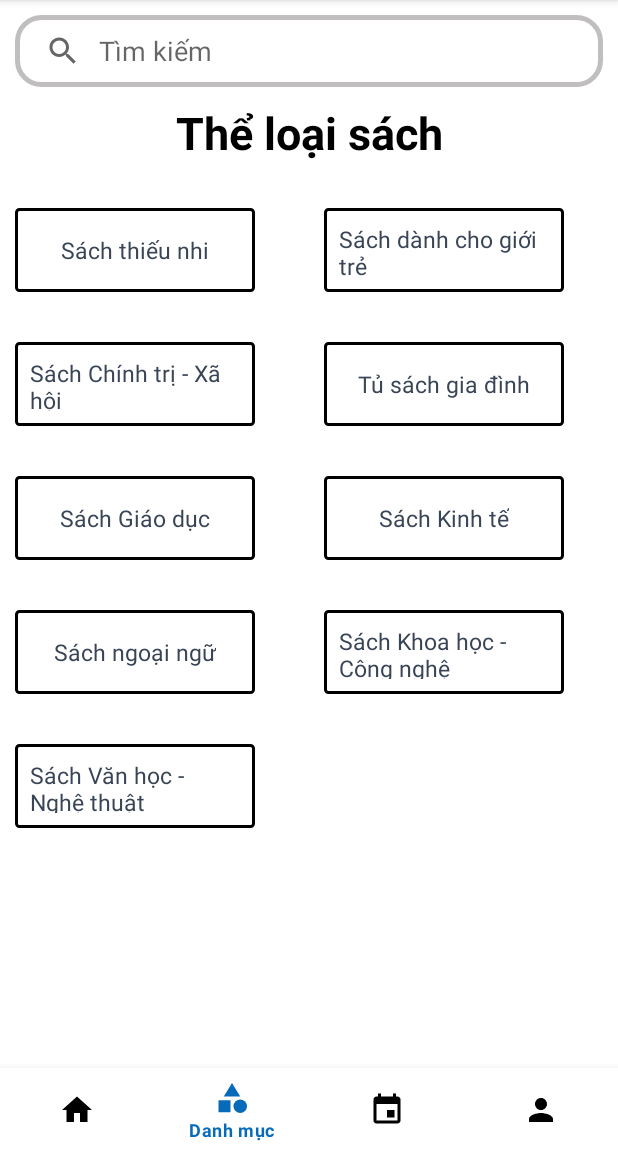
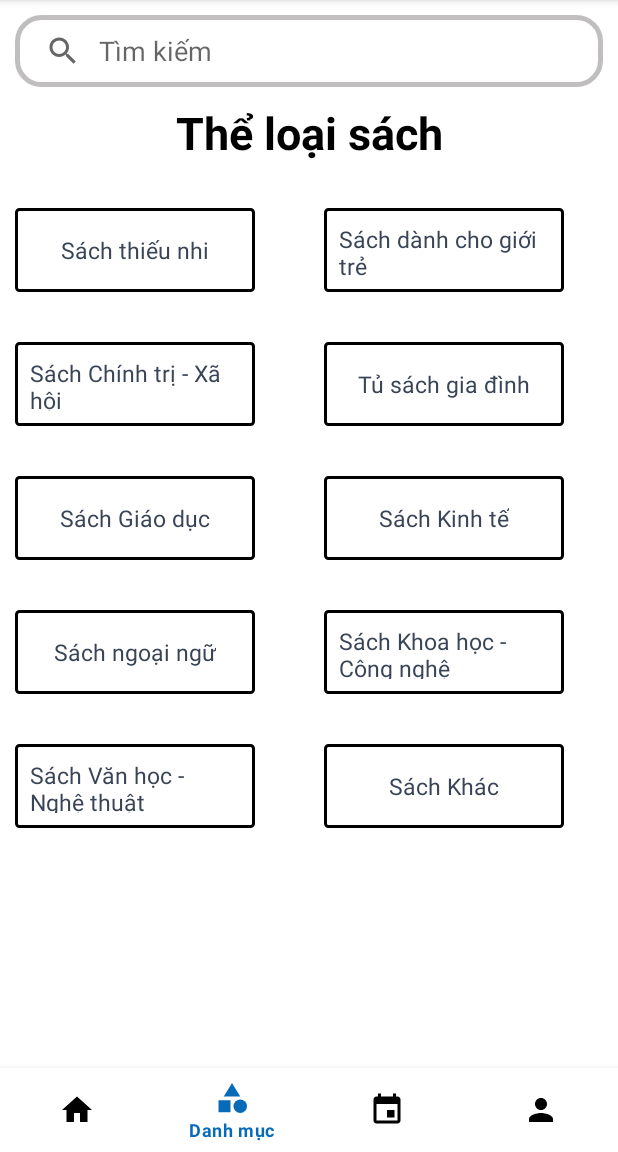
Before and after one commit to Trong-Nhan/Do_An_Ky_Cuoi, an Android app: the screen it shows after launch (MainActivity), item 2 of the bottom bar chosen, on a phone screen of 412 x 824 dp, the part 84-1236 px from its top. Run offline under Robolectric (Android 15) with nearby library versions, the phone set to English and light mode, and no system bars.

Commit message:
Test Commit

```diff
--- a/ProjectFinal/app/src/main/java/com/example/projectfinal/fragment/CategoryFragment.java
+++ b/ProjectFinal/app/src/main/java/com/example/projectfinal/fragment/CategoryFragment.java
@@ -46,5 +46,6 @@ public class CategoryFragment extends Fragment {
         mLstCategory.add(new Category("Sách ngoại ngữ"));
         mLstCategory.add(new Category("Sách Khoa học - Công nghệ"));
         mLstCategory.add(new Category("Sách Văn học - Nghệ thuật"));
+        mLstCategory.add(new Category("Sách Khác"));
     }
 }
```
